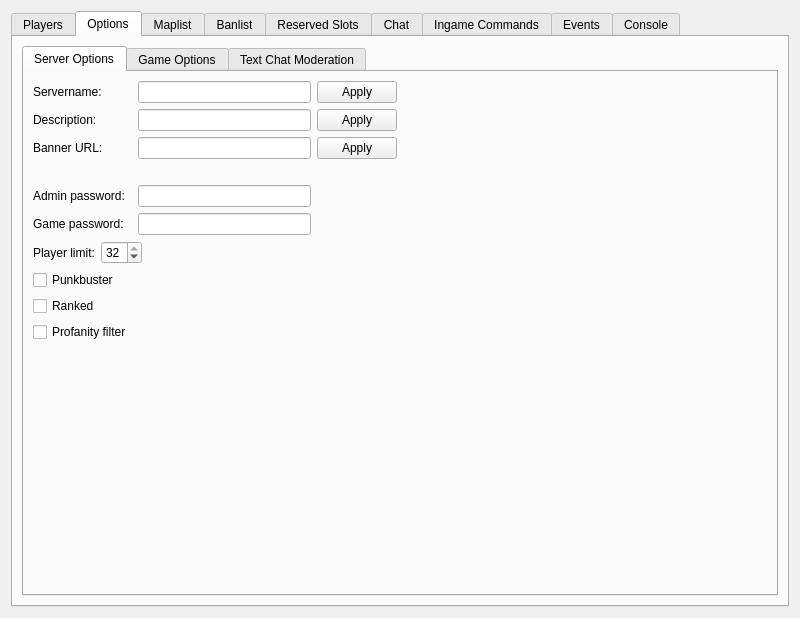
Above: Client/bfbc2/BFBC2.ui from OpenRcon/OpenRcon before the change. Below: the same form after it.
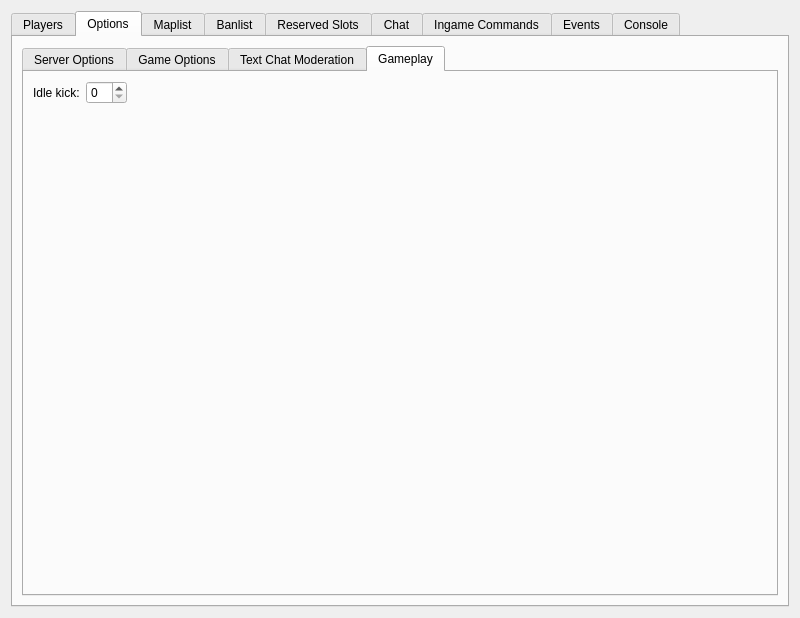
That is the form after the change. The open tabs and pages were chosen to show the change. Custom widgets are drawn as their Qt base class.

Diff of the .ui file:
```diff
--- a/Client/bfbc2/BFBC2.ui
+++ b/Client/bfbc2/BFBC2.ui
@@ -17,7 +17,7 @@
    <locale language="English" country="UnitedStates"/>
   </property>
   <layout class="QGridLayout" name="gridLayout">
-   <item row="0" column="0" colspan="2">
+   <item row="0" column="0">
     <widget class="QTabWidget" name="tabWidget">
      <property name="currentIndex">
       <number>0</number>
@@ -353,7 +353,7 @@
           <enum>QTabWidget::Rounded</enum>
          </property>
          <property name="currentIndex">
-          <number>0</number>
+          <number>3</number>
          </property>
          <property name="usesScrollButtons">
           <bool>true</bool>
@@ -973,6 +973,53 @@
            </item>
           </layout>
          </widget>
+         <widget class="QWidget" name="tab_gameplay">
+          <attribute name="title">
+           <string>Gameplay</string>
+          </attribute>
+          <layout class="QGridLayout" name="gridLayout_10">
+           <item row="0" column="1">
+            <spacer name="horizontalSpacer_7">
+             <property name="orientation">
+              <enum>Qt::Horizontal</enum>
+             </property>
+             <property name="sizeHint" stdset="0">
+              <size>
+               <width>40</width>
+               <height>20</height>
+              </size>
+             </property>
+            </spacer>
+           </item>
+           <item row="0" column="0">
+            <layout class="QFormLayout" name="formLayout">
+             <item row="0" column="0">
+              <widget class="QLabel" name="label_op_gp_idleTimeout">
+               <property name="text">
+                <string>Idle kick:</string>
+               </property>
+              </widget>
+             </item>
+             <item row="0" column="1">
+              <widget class="QSpinBox" name="spinBox_op_gp_idleTimeout"/>
+             </item>
+            </layout>
+           </item>
+           <item row="1" column="0" colspan="2">
+            <spacer name="verticalSpacer_4">
+             <property name="orientation">
+              <enum>Qt::Vertical</enum>
+             </property>
+             <property name="sizeHint" stdset="0">
+              <size>
+               <width>20</width>
+               <height>40</height>
+              </size>
+             </property>
+            </spacer>
+           </item>
+          </layout>
+         </widget>
         </widget>
        </item>
       </layout>
```
Left out of the diff: 2 changed lines with no effect on the pictures.
